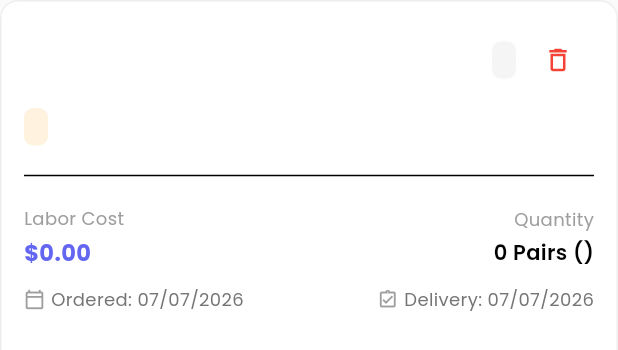
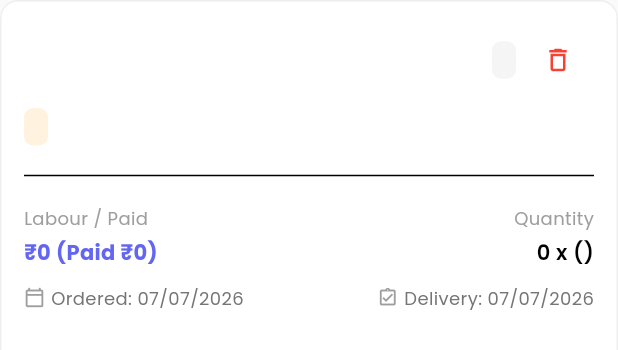
Before and after one commit to dharmeshgondaliya-jpg/tailor, a Flutter app: the OrderCard widget shown alone on an empty page, opened directly with empty values, on a phone screen of 412 x 824 dp. Shown: the top 350 px of the screen. Run offline on Flutter 3.47's test engine with Material 3 defaults, Android fonts, the phone set to English and light mode, and no system bars; our stand-ins replace cached_network_image, google_fonts, shared_preferences; missing offline and left inert: statekit; accounts and stored records are empty.

Commit message:
feat: add urgent flag and advance payment fields to Order model and UI, and fix order deletion logic

```diff
--- a/lib/App/screens/add_clothes_screen/controller/add_clothes_screen_controller.dart
+++ b/lib/App/screens/add_clothes_screen/controller/add_clothes_screen_controller.dart
@@ -22,6 +22,11 @@ class AddClothesScreenController extends StateController<AddClothesScreenBinding
   final List<MeasurementFieldEdit> fields = [];
 
   void initData() {
+    nameController.clear();
+    for (final field in fields) {
+      field.dispose();
+    }
+    fields.clear();
     // Initially 3 fields with 'inches' type
     fields.addAll([
       MeasurementFieldEdit(
--- a/lib/App/screens/add_order_screen/controller/add_order_screen_controller.dart
+++ b/lib/App/screens/add_order_screen/controller/add_order_screen_controller.dart
@@ -236,6 +236,9 @@ class AddOrderScreenController extends StateController<AddOrderScreenBinding> {
       return;
     }
 
+    final advanceText = advanceAmountController.text.trim();
+    final advanceVal = double.tryParse(advanceText) ?? 0.0;
+
     final order = OrderModel(
       orderNumber: "#ORD-${DateTime.now().millisecondsSinceEpoch % 100000}",
       customerName: customer.name,
@@ -243,6 +246,8 @@ class AddOrderScreenController extends StateController<AddOrderScreenBinding> {
       orderDate: orderDate,
       completionDate: completionDate,
       laborCost: double.parse(laborText),
+      advanceAmount: advanceVal,
+      isUrgent: isUrgent,
       quantity: int.parse(qtyText),
       clothesName: getSelectedItemsNames(),
       notes: notesController.text.trim().isEmpty ? null : notesController.text.trim(),
--- a/lib/App/screens/orders_page/model/order_model.dart
+++ b/lib/App/screens/orders_page/model/order_model.dart
@@ -5,6 +5,8 @@ class OrderModel {
   final DateTime orderDate;
   final DateTime completionDate;
   final double laborCost;
+  final double advanceAmount;
+  final bool isUrgent;
   final int quantity;
   final String clothesName;
   final String? notes;
@@ -16,6 +18,8 @@ class OrderModel {
     required this.orderDate,
     required this.completionDate,
     required this.laborCost,
+    this.advanceAmount = 0.0,
+    this.isUrgent = false,
     required this.quantity,
     required this.clothesName,
     this.notes,
--- a/lib/App/screens/orders_page/view/orders_page.dart
+++ b/lib/App/screens/orders_page/view/orders_page.dart
@@ -494,6 +494,29 @@ class OrderCard extends StatelessWidget {
                     style: AppTextStyle.mediumBlack(fontSize: 12).copyWith(color: statusTextColor),
                   ),
                 ),
+                if (order.isUrgent) ...[
+                  const SizedBox(width: 8),
+                  Container(
+                    padding: const EdgeInsets.symmetric(horizontal: 8, vertical: 4),
+                    decoration: BoxDecoration(
+                      color: Colors.red.shade50,
+                      borderRadius: BorderRadius.circular(6),
+                    ),
+                    child: Row(
+                      mainAxisSize: MainAxisSize.min,
+                      children: [
+                        Icon(Icons.flash_on_rounded, size: 14, color: Colors.red.shade700),
+                        const SizedBox(width: 4),
+                        Text(
+                          "Urgent",
+                          style: AppTextStyle.mediumBlack(
+                            fontSize: 12,
+                          ).copyWith(color: Colors.red.shade700),
+                        ),
+                      ],
+                    ),
+                  ),
+                ],
                 if (order.isOverdue) ...[
                   const SizedBox(width: 8),
                   Container(
@@ -529,16 +552,16 @@ class OrderCard extends StatelessWidget {
                   crossAxisAlignment: CrossAxisAlignment.start,
                   children: [
                     Text(
-                      "Labor Cost",
+                      "Labour / Paid",
                       style: AppTextStyle.regularBlack(
                         fontSize: 12,
                       ).copyWith(color: Colors.grey.shade500),
                     ),
                     const SizedBox(height: 4),
                     Text(
-                      "\$${order.laborCost.toStringAsFixed(2)}",
+                      "₹${order.laborCost.toStringAsFixed(0)} (Paid ₹${order.advanceAmount.toStringAsFixed(0)})",
                       style: AppTextStyle.boldBlack(
-                        fontSize: 15,
+                        fontSize: 14,
                       ).copyWith(color: AppColors.primaryColor),
                     ),
                   ],
@@ -554,7 +577,7 @@ class OrderCard extends StatelessWidget {
                     ),
                     const SizedBox(height: 4),
                     Text(
-                      "${order.quantity} Pairs (${order.clothesName})",
+                      "${order.quantity} x (${order.clothesName})",
                       style: AppTextStyle.semiBoldBlack(fontSize: 14),
                     ),
                   ],
```
Also changed, not shown: lib/App/screens/orders_page/repository/orders_page_repository.dart (+13 -1 lines).
